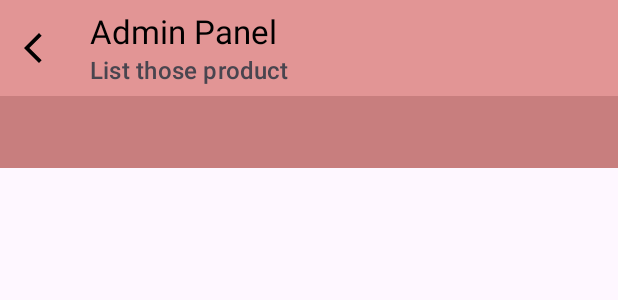
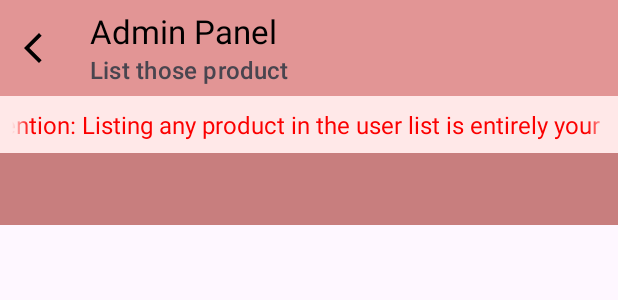
Before and after one commit to soumenmaity3/ListOnGo, an Android app: the layout activity_admin.xml on its own in the app's theme, with its tools: preview values and no code run, on a phone screen of 412 x 824 dp. Shown: the top 300 px of the screen. Run offline under Robolectric (Android 15) with nearby library versions, the phone set to English and light mode, and no system bars; network calls fail.

Commit message:
update version 1.0.2

```diff
--- a/app/src/main/java/com/soumen/listongo/ForCart/CartActivity.java
+++ b/app/src/main/java/com/soumen/listongo/ForCart/CartActivity.java
@@ -8,6 +8,7 @@ import androidx.core.graphics.Insets;
 import androidx.core.view.ViewCompat;
 import androidx.core.view.WindowInsetsCompat;
 
+import com.google.android.material.appbar.MaterialToolbar;
 import com.soumen.listongo.R;
 import com.soumen.listongo.SettingsUtil;
 
@@ -24,5 +25,7 @@ public class CartActivity extends AppCompatActivity {
             v.setPadding(systemBars.left, systemBars.top, systemBars.right, systemBars.bottom);
             return insets;
         });
+        MaterialToolbar toolbar=findViewById(R.id.cartToolbar);
+        toolbar.setNavigationOnClickListener(v->onBackPressed());
     }
 }
--- a/app/src/main/res/layout/activity_admin.xml
+++ b/app/src/main/res/layout/activity_admin.xml
@@ -7,6 +7,7 @@
     android:layout_height="match_parent"
     tools:context=".ForAdmin.AdminActivity">
 
+    <!-- Toolbar -->
     <com.google.android.material.appbar.MaterialToolbar
         android:id="@+id/toolbarAdmin"
         android:layout_width="match_parent"
@@ -18,17 +19,37 @@
         app:title="Admin Panel"
         app:titleTextColor="@color/black" />
 
+    <!-- Marquee Text below toolbar -->
+    <TextView
+        android:id="@+id/marqueeText"
+        android:layout_width="match_parent"
+        android:layout_height="wrap_content"
+        android:layout_below="@id/toolbarAdmin"
+        android:text="📢 Attention: Listing any product in the user list is entirely your responsibility, as it will be associated with your user ID. 📢"
+        android:textSize="16sp"
+        android:textColor="#FB0000"
+        android:singleLine="true"
+        android:ellipsize="marquee"
+        android:marqueeRepeatLimit="marquee_forever"
+        android:focusable="true"
+        android:focusableInTouchMode="true"
+        android:scrollHorizontally="true"
+        android:padding="8dp"
+        android:background="#FFE8E8" />
 
+    <!-- Tab Layout below marquee -->
     <com.google.android.material.tabs.TabLayout
         android:id="@+id/adminTab"
         android:layout_width="match_parent"
         android:layout_height="wrap_content"
-        android:layout_below="@+id/toolbarAdmin"
+        android:layout_below="@id/marqueeText"
         android:backgroundTint="#C87E7E" />
 
+    <!-- ViewPager below tabs -->
     <androidx.viewpager.widget.ViewPager
+        android:id="@+id/viewPager"
         android:layout_width="match_parent"
         android:layout_height="match_parent"
-        android:layout_below="@+id/adminTab"
-        android:id="@+id/viewPager"/>
+        android:layout_below="@id/adminTab" />
+
 </RelativeLayout>
```
Also changed, not shown: app/src/main/java/com/soumen/listongo/ForAdmin/AdminActivity.java (+28 -7 lines).
